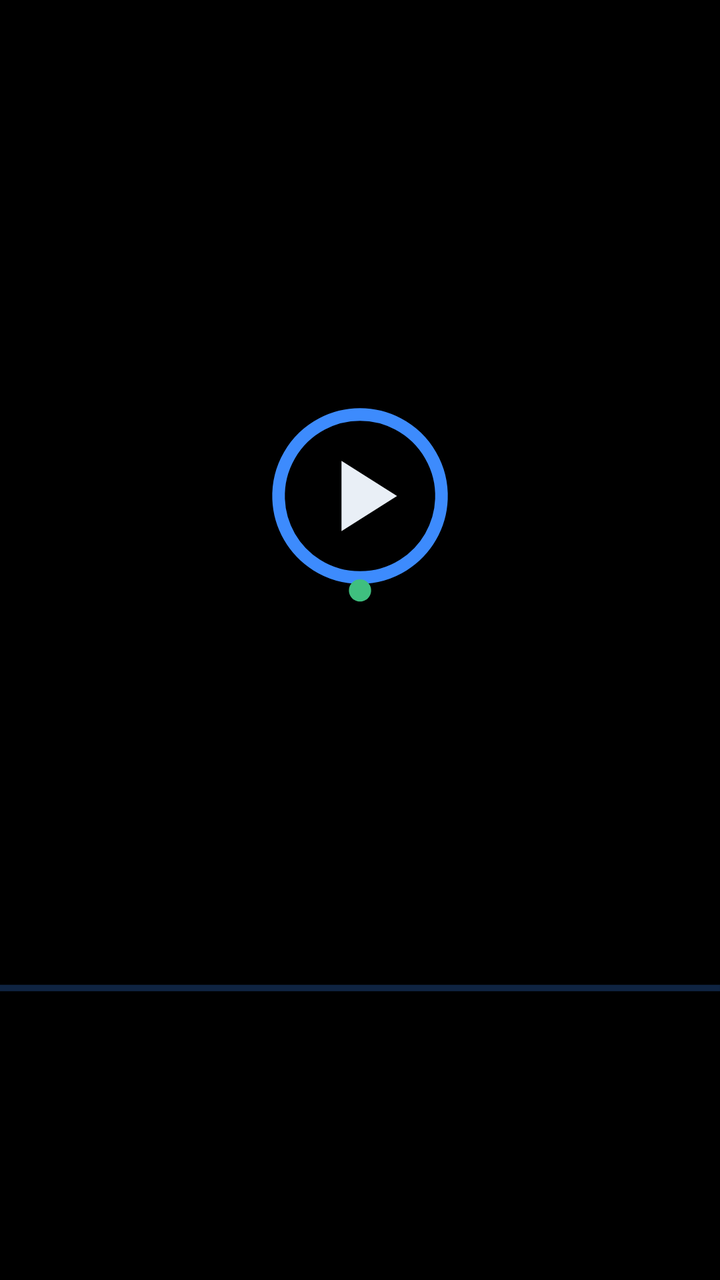
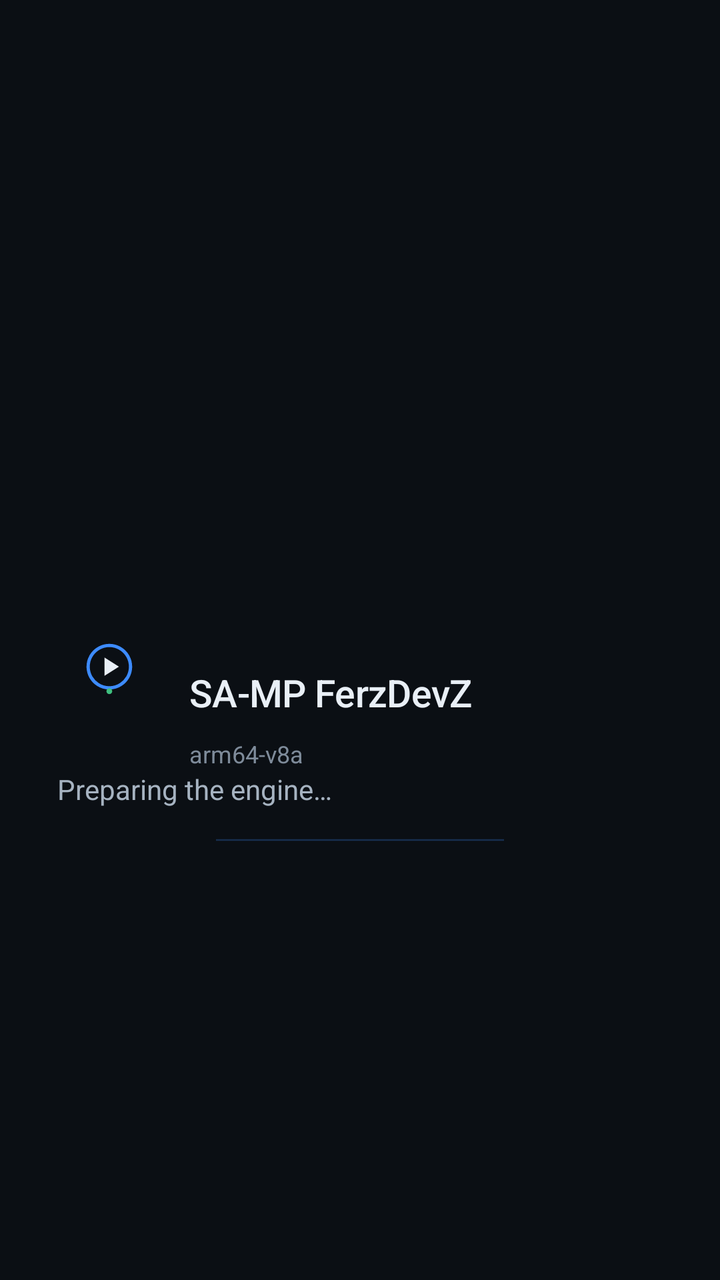

An Android layout rendered at two revisions. The XML below is the earlier revision; the diff shows what the commit changed to produce the second picture.
<!-- AndroidManifest.xml: application theme Theme.SampLauncher -->
<!-- res/layout/loadingscreen.xml -->
<?xml version="1.0" encoding="utf-8"?>
<androidx.constraintlayout.widget.ConstraintLayout xmlns:android="http://schemas.android.com/apk/res/android"
    xmlns:app="http://schemas.android.com/apk/res-auto"
    android:layout_width="match_parent"
    android:layout_height="match_parent"
    android:background="@color/black">

    <ImageView
        android:id="@+id/imageView3"
        android:layout_width="200dp"
        android:layout_height="200dp"
        app:layout_constraintBottom_toBottomOf="parent"
        app:layout_constraintEnd_toEndOf="parent"
        app:layout_constraintHorizontal_bias="0.499"
        app:layout_constraintStart_toStartOf="parent"
        app:layout_constraintTop_toTopOf="parent"
        app:layout_constraintVertical_bias="0.336"
        app:srcCompat="@drawable/ic_launcher_foreground" />

    <ProgressBar
        android:id="@+id/progressBar2"
        style="?android:attr/progressBarStyleHorizontal"
        android:layout_width="@dimen/_250sdp"
        android:layout_height="wrap_content"
        android:indeterminate="true"
        app:layout_constraintBottom_toBottomOf="parent"
        app:layout_constraintEnd_toEndOf="parent"
        app:layout_constraintStart_toStartOf="parent"
        app:layout_constraintTop_toBottomOf="@+id/imageView3" />
</androidx.constraintlayout.widget.ConstraintLayout>
<!-- resources referenced by this layout -->
<resources>
  <color name="black">#ff000000</color>
  <!-- drawable ic_launcher_foreground (drawable) -->
  <?xml version="1.0" encoding="utf-8"?>
  <vector xmlns:android="http://schemas.android.com/apk/res/android"
      android:width="108dp"
      android:height="108dp"
      android:viewportWidth="108"
      android:viewportHeight="108">
      <path
          android:strokeColor="#3D8BFD"
          android:strokeWidth="3.4"
          android:fillColor="#00000000"
          android:pathData="M54,32a22,22 0,1 0,0.01 0z" />
      <path
          android:fillColor="#E9EFF6"
          android:pathData="M49,44.5L64,54L49,63.5z" />
      <path
          android:fillColor="#3FBF7F"
          android:pathData="M54,76.5a3,3 0,1 0,0.01 0z" />
  </vector>
  <style name="Theme.SampLauncher" parent="@style/Theme.AppCompat.Light.NoActionBar">
          <item name="android:windowBackground">@drawable/splash_window</item>
          <item name="android:windowLightStatusBar">false</item>
          <item name="android:statusBarColor">@color/samp_bg</item>
          <item name="android:navigationBarColor">@color/samp_bg</item>
          <item name="colorAccent">#3D8BFD</item>
          <item name="android:colorAccent">#3D8BFD</item>
      </style>
  <!-- drawable splash_window (drawable) -->
  <?xml version="1.0" encoding="utf-8"?>
  <layer-list xmlns:android="http://schemas.android.com/apk/res/android">
      <item android:drawable="@color/samp_bg" />
      <item
          android:drawable="@drawable/ic_splash_mark"
          android:gravity="center" />
  </layer-list>
  <color name="samp_bg">#FF0B0F14</color>
  <!-- drawable ic_splash_mark (drawable) -->
  <?xml version="1.0" encoding="utf-8"?>
  <vector xmlns:android="http://schemas.android.com/apk/res/android"
      android:width="96dp"
      android:height="96dp"
      android:viewportWidth="108"
      android:viewportHeight="108">
      <path
          android:strokeColor="#3D8BFD"
          android:strokeWidth="3.4"
          android:fillColor="#00000000"
          android:pathData="M54,32a22,22 0,1 0,0.01 0z" />
      <path
          android:fillColor="#E9EFF6"
          android:pathData="M49,44.5L64,54L49,63.5z" />
      <path
          android:fillColor="#3FBF7F"
          android:pathData="M54,76.5a3,3 0,1 0,0.01 0z" />
  </vector>
</resources>

<!-- the commit's change to res/layout/loadingscreen.xml (unified diff, before → after) -->
@@ -1,30 +1,105 @@
 <?xml version="1.0" encoding="utf-8"?>
-<androidx.constraintlayout.widget.ConstraintLayout xmlns:android="http://schemas.android.com/apk/res/android"
+<androidx.constraintlayout.widget.ConstraintLayout
+    xmlns:android="http://schemas.android.com/apk/res/android"
     xmlns:app="http://schemas.android.com/apk/res-auto"
+    android:id="@+id/loadingRoot"
     android:layout_width="match_parent"
     android:layout_height="match_parent"
-    android:background="@color/black">
+    android:background="@color/samp_bg">
+
+    <androidx.constraintlayout.widget.Guideline
+        android:id="@+id/loadingGutterStart"
+        android:layout_width="wrap_content"
+        android:layout_height="wrap_content"
+        android:orientation="vertical"
+        app:layout_constraintGuide_percent="0.08" />
+
+    <androidx.constraintlayout.widget.Guideline
+        android:id="@+id/loadingGutterEnd"
+        android:layout_width="wrap_content"
+        android:layout_height="wrap_content"
+        android:orientation="vertical"
+        app:layout_constraintGuide_percent="0.92" />
 
     <ImageView
-        android:id="@+id/imageView3"
-        android:layout_width="200dp"
-        android:layout_height="200dp"
+        android:id="@+id/loadingMark"
+        android:layout_width="52dp"
+        android:layout_height="52dp"
+        android:contentDescription="@null"
+        android:importantForAccessibility="no"
+        app:layout_constraintBottom_toTopOf="@+id/loadingTitle"
+        app:layout_constraintStart_toStartOf="@+id/loadingGutterStart"
+        app:layout_constraintTop_toTopOf="@+id/loadingTitle"
+        app:layout_constraintVertical_bias="1"
+        app:srcCompat="@drawable/ic_splash_mark" />
+
+    <TextView
+        android:id="@+id/loadingTitle"
+        android:layout_width="0dp"
+        android:layout_height="wrap_content"
+        android:layout_marginStart="14dp"
+        android:layout_marginBottom="26dp"
+        android:fontFamily="sans-serif-medium"
+        android:letterSpacing="-0.01"
+        android:text="@string/app_name"
+        android:textColor="@color/samp_text"
+        android:textSize="19sp"
+        app:layout_constraintBottom_toTopOf="@+id/loadingStatus"
+        app:layout_constraintEnd_toEndOf="@+id/loadingGutterEnd"
+        app:layout_constraintStart_toEndOf="@+id/loadingMark" />
+
+    <TextView
+        android:id="@+id/loadingVersion"
+        android:layout_width="wrap_content"
+        android:layout_height="wrap_content"
+        android:layout_marginStart="14dp"
+        android:text="@string/loading_version_unknown"
+        android:textColor="@color/samp_faint"
+        android:textSize="12sp"
+        app:layout_constraintBottom_toTopOf="@+id/loadingStatus"
+        app:layout_constraintStart_toEndOf="@+id/loadingMark" />
+
+    <TextView
+        android:id="@+id/loadingStatus"
+        android:layout_width="0dp"
+        android:layout_height="wrap_content"
+        android:layout_marginEnd="16dp"
+        android:text="@string/loading_status_engine"
+        android:textColor="@color/samp_muted"
+        android:textSize="14sp"
         app:layout_constraintBottom_toBottomOf="parent"
-        app:layout_constraintEnd_toEndOf="parent"
-        app:layout_constraintHorizontal_bias="0.499"
-        app:layout_constraintStart_toStartOf="parent"
+        app:layout_constraintEnd_toEndOf="@+id/loadingGutterEnd"
+        app:layout_constraintStart_toStartOf="@+id/loadingGutterStart"
         app:layout_constraintTop_toTopOf="parent"
-        app:layout_constraintVertical_bias="0.336"
-        app:srcCompat="@drawable/ic_launcher_foreground" />
+        app:layout_constraintVertical_bias="0.62" />
 
     <ProgressBar
-        android:id="@+id/progressBar2"
+        android:id="@+id/loadingBar"
         style="?android:attr/progressBarStyleHorizontal"
-        android:layout_width="@dimen/_250sdp"
+        android:layout_width="0dp"
+        android:layout_height="4dp"
+        android:layout_marginTop="14dp"
+        android:indeterminate="true"
+        android:indeterminateBehavior="repeat"
+        android:indeterminateOnly="true"
+        android:progressDrawable="@drawable/loading_progress"
+        app:layout_constraintEnd_toEndOf="@+id/loadingGutterEnd"
+        app:layout_constraintStart_toStartOf="@+id/loadingGutterStart"
+        app:layout_constraintTop_toBottomOf="@+id/loadingStatus" />
+
+    <TextView
+        android:id="@+id/loadingHint"
+        android:layout_width="0dp"
         android:layout_height="wrap_content"
-        android:indeterminate="true"
+        android:layout_marginTop="18dp"
+        android:layout_marginBottom="22dp"
+        android:maxLines="2"
+        android:textColor="@color/samp_faint"
+        android:textSize="12sp"
         app:layout_constraintBottom_toBottomOf="parent"
-        app:layout_constraintEnd_toEndOf="parent"
-        app:layout_constraintStart_toStartOf="parent"
-        app:layout_constraintTop_toBottomOf="@+id/imageView3" />
+        app:layout_constraintEnd_toEndOf="@+id/loadingGutterEnd"
+        app:layout_constraintStart_toStartOf="@+id/loadingGutterStart"
+        app:layout_constraintTop_toBottomOf="@+id/loadingBar"
+        app:layout_constraintVertical_bias="0" />
+
 </androidx.constraintlayout.widget.ConstraintLayout>
<!-- resource entries referenced after the edit -->
@@ -1,25 +1,5 @@
 <!-- resources referenced by this layout -->
 <resources>
-  <color name="black">#ff000000</color>
-  <!-- drawable ic_launcher_foreground (drawable) -->
-  <?xml version="1.0" encoding="utf-8"?>
-  <vector xmlns:android="http://schemas.android.com/apk/res/android"
-      android:width="108dp"
-      android:height="108dp"
-      android:viewportWidth="108"
-      android:viewportHeight="108">
-      <path
-          android:strokeColor="#3D8BFD"
-          android:strokeWidth="3.4"
-          android:fillColor="#00000000"
-          android:pathData="M54,32a22,22 0,1 0,0.01 0z" />
-      <path
-          android:fillColor="#E9EFF6"
-          android:pathData="M49,44.5L64,54L49,63.5z" />
-      <path
-          android:fillColor="#3FBF7F"
-          android:pathData="M54,76.5a3,3 0,1 0,0.01 0z" />
-  </vector>
   <style name="Theme.SampLauncher" parent="@style/Theme.AppCompat.Light.NoActionBar">
           <item name="android:windowBackground">@drawable/splash_window</item>
           <item name="android:windowLightStatusBar">false</item>
@@ -28,6 +8,8 @@
           <item name="colorAccent">#3D8BFD</item>
           <item name="android:colorAccent">#3D8BFD</item>
       </style>
+  <color name="samp_surface_2">#FF1B232D</color>
+  <color name="samp_accent">#FF3D8BFD</color>
   <!-- drawable splash_window (drawable) -->
   <?xml version="1.0" encoding="utf-8"?>
   <layer-list xmlns:android="http://schemas.android.com/apk/res/android">
@@ -37,6 +19,9 @@
           android:gravity="center" />
   </layer-list>
   <color name="samp_bg">#FF0B0F14</color>
+  <color name="samp_faint">#FF7E8B9A</color>
+  <color name="samp_muted">#FFA6B3C1</color>
+  <color name="samp_text">#FFE9EFF6</color>
   <!-- drawable ic_splash_mark (drawable) -->
   <?xml version="1.0" encoding="utf-8"?>
   <vector xmlns:android="http://schemas.android.com/apk/res/android"
@@ -56,5 +41,24 @@
           android:fillColor="#3FBF7F"
           android:pathData="M54,76.5a3,3 0,1 0,0.01 0z" />
   </vector>
+  <!-- drawable loading_progress (drawable) -->
+  <?xml version="1.0" encoding="utf-8"?>
+  <layer-list xmlns:android="http://schemas.android.com/apk/res/android">
+      <item android:id="@android:id/background">
+          <shape android:shape="rectangle">
+              <corners android:radius="2dp" />
+              <solid android:color="@color/samp_surface_2" />
+          </shape>
+      </item>
+      <item android:id="@android:id/progress">
+          <shape android:shape="rectangle">
+              <corners android:radius="2dp" />
+              <solid android:color="@color/samp_accent" />
+          </shape>
+      </item>
+  </layer-list>
+  <string name="app_name">SA-MP FerzDevZ</string>
+  <string name="loading_status_engine">Preparing the engine…</string>
+  <string name="loading_version_unknown">arm64-v8a</string>
 </resources>
 
